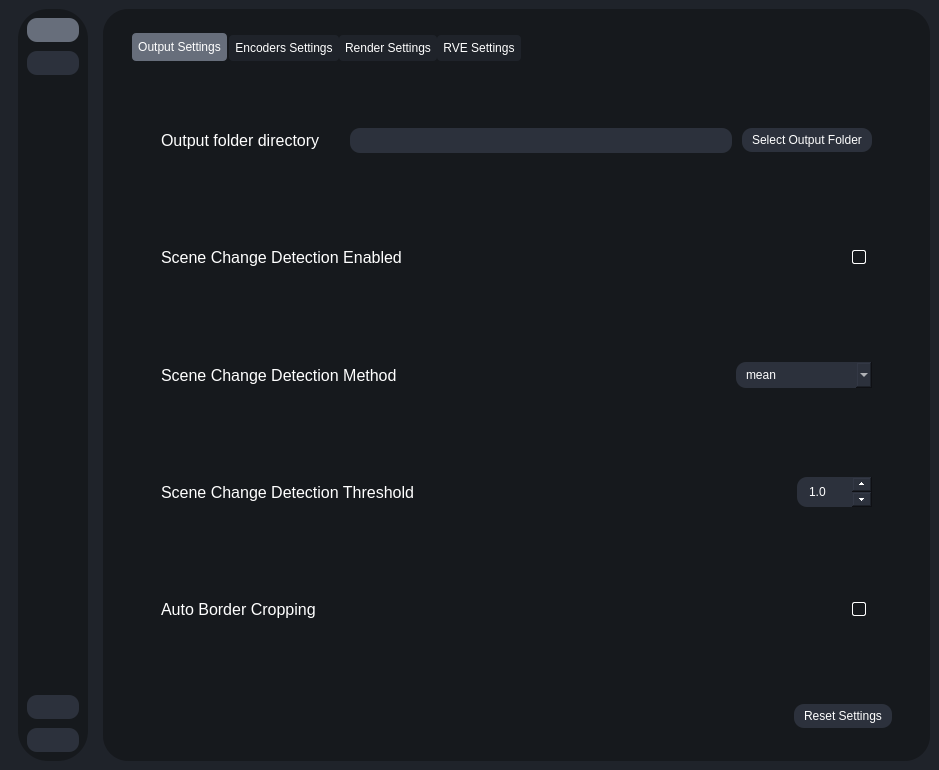
Above: testRVEInterface.ui from gokulmc/enhance_crop before the change. Below: the same form after it.
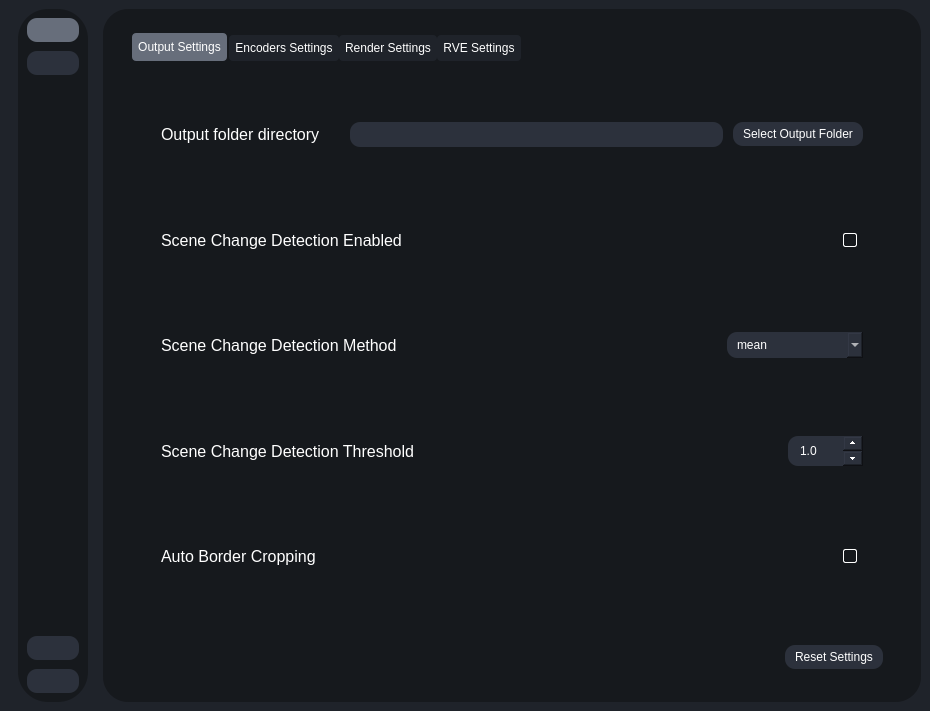
That is the form after the change. Icons and pictures are not drawn.

Commit message: work on refactoring build script

```diff
--- a/testRVEInterface.ui
+++ b/testRVEInterface.ui
@@ -6,8 +6,8 @@
    <rect>
     <x>0</x>
     <y>0</y>
-    <width>939</width>
-    <height>770</height>
+    <width>0</width>
+    <height>0</height>
    </rect>
   </property>
   <property name="sizePolicy">
```
Left out of the diff: 235 changed lines with no effect on the pictures. The commit also changes 2 other files.
